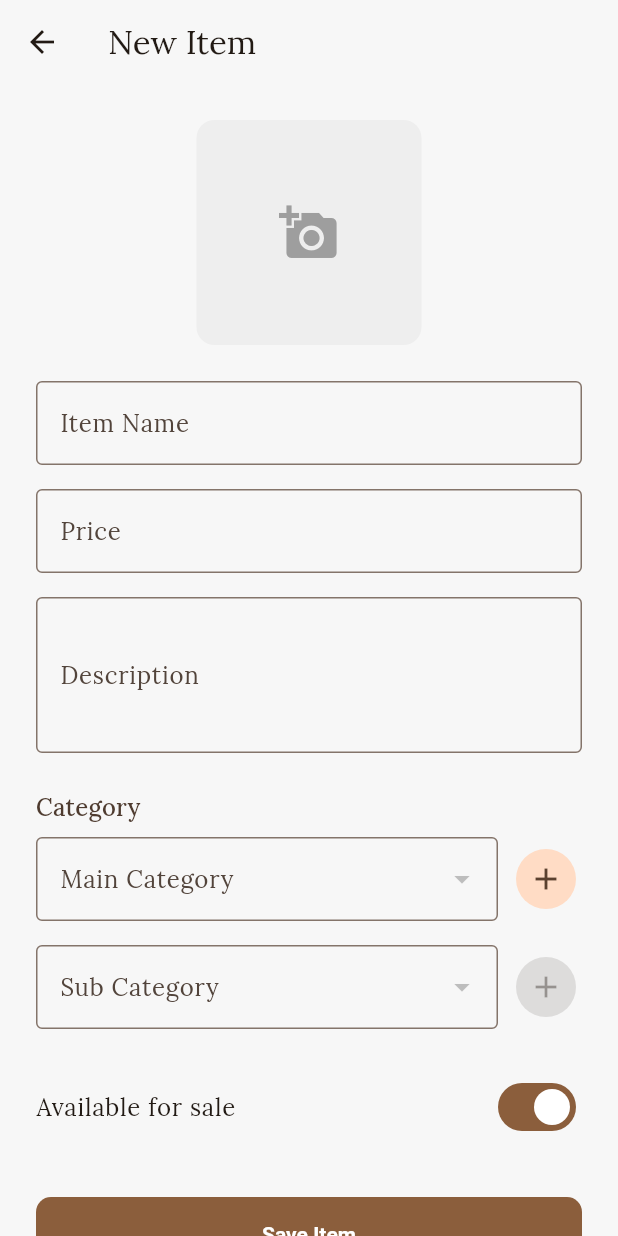
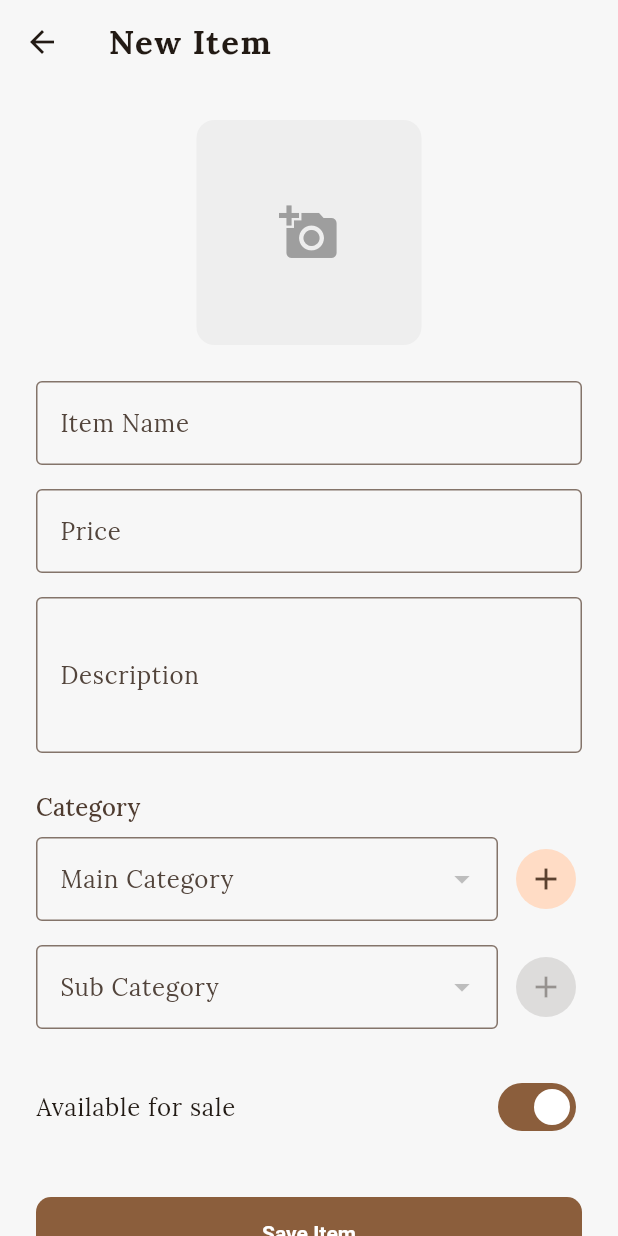
Before and after one commit to urban-cafe/urban_cafe, a Flutter app: the AdminListScreen screen opened by its route, after a tap on "New Item", on a phone screen of 412 x 824 dp. Run offline on Flutter 3.47's test engine with Material 3 defaults, Android fonts, the light colour scheme and no system bars; our stand-ins replace cached_network_image, file_picker, flutter_dotenv, font_awesome_flutter, go_router, google_fonts and 2 more; accounts and stored records are empty.

Commit message:
feat(ui): improve admin interface and navigation flows
- Add loading states and skeleton UI for category manager
- Enhance form validation in login and edit screens
- Improve snackbar duration and error handling
- Update navigation transitions and back button behavior
- Refactor admin item tile with better typography and status indicators
- Add transitions helper for consistent page animations

```diff
--- a/lib/core/utils.dart
+++ b/lib/core/utils.dart
@@ -18,7 +18,7 @@ void showAppSnackBar(BuildContext context, String message, {bool isError = false
       behavior: SnackBarBehavior.floating,
       shape: RoundedRectangleBorder(borderRadius: BorderRadius.circular(12)),
       margin: const EdgeInsets.all(16),
-      duration: const Duration(seconds: 3),
+      duration: const Duration(seconds: 2),
     ),
   );
 }
--- a/lib/main.dart
+++ b/lib/main.dart
@@ -49,7 +49,11 @@ class _UrbanCafeAppState extends State<UrbanCafeApp> {
   Widget build(BuildContext context) {
     final router = GoRouter(
       routes: [
-        GoRoute(path: '/', builder: (context, state) => const MainMenuScreen()),
+        // Keep the main menu alive and avoid rebuilds on back navigation.
+        GoRoute(
+          path: '/',
+          pageBuilder: (context, state) => CustomTransitionPage(key: state.pageKey, child: const MainMenuScreen(), transitionDuration: const Duration(milliseconds: 0), reverseTransitionDuration: const Duration(milliseconds: 0), transitionsBuilder: (context, animation, secondaryAnimation, child) => child, maintainState: true),
+        ),
         GoRoute(
           path: '/menu',
           builder: (context, state) => MenuScreen(initialMainCategory: state.uri.queryParameters['initialMainCategory']),
--- a/lib/presentation/providers/admin_provider.dart
+++ b/lib/presentation/providers/admin_provider.dart
@@ -92,6 +92,7 @@ class AdminProvider extends ChangeNotifier {
       error = e.toString();
       return false;
     } finally {
+      await Future.delayed(const Duration(milliseconds: 800));
       loading = false;
       notifyListeners();
     }
@@ -116,6 +117,7 @@ class AdminProvider extends ChangeNotifier {
       error = e.toString();
       return false;
     } finally {
+      await Future.delayed(const Duration(milliseconds: 800));
       loading = false;
       notifyListeners();
     }
--- a/lib/presentation/screens/admin/edit_screen.dart
+++ b/lib/presentation/screens/admin/edit_screen.dart
@@ -3,6 +3,7 @@ import 'package:file_picker/file_picker.dart';
 import 'package:flutter/material.dart';
 import 'package:provider/provider.dart';
 import 'package:supabase_flutter/supabase_flutter.dart';
+import 'package:urban_cafe/core/utils.dart';
 import 'package:urban_cafe/core/validators.dart'; // Import Global Validators
 import 'package:urban_cafe/data/repositories/menu_repository_impl.dart';
 import 'package:urban_cafe/domain/entities/menu_item.dart';
@@ -124,9 +125,15 @@ class _AdminEditScreenState extends State<AdminEditScreen> {
   @override
   Widget build(BuildContext context) {
     final admin = context.watch<AdminProvider>();
+    final theme = Theme.of(context);
 
     return Scaffold(
-      appBar: AppBar(title: Text(widget.item == null ? 'New Item' : 'Edit Item')),
+      appBar: AppBar(
+        title: Text(
+          widget.item == null ? 'New Item' : 'Edit Item',
+          style: theme.textTheme.titleLarge?.copyWith(fontWeight: FontWeight.bold, letterSpacing: 1.0, color: theme.colorScheme.onSurface),
+        ),
+      ),
       body: SingleChildScrollView(
         padding: const EdgeInsets.all(24),
         child: Center(
@@ -231,17 +238,15 @@ class _AdminEditScreenState extends State<AdminEditScreen> {
                   const SizedBox(height: 32),
                   SizedBox(
                     width: double.infinity,
-                    height: 50,
+                    height: 48, // Standard Material 3 button height
                     child: FilledButton(
                       onPressed: admin.loading
                           ? null
                           : () async {
-                              // 1. TRIGGER VALIDATION
                               if (!_formKey.currentState!.validate()) return;
 
-                              // 2. Validate Category manually (optional but recommended)
                               if (_selectedSubId == null && _selectedMainId == null) {
-                                ScaffoldMessenger.of(context).showSnackBar(const SnackBar(content: Text("Please select a category")));
+                                showAppSnackBar(context, "Please select a category", isError: true);
                                 return;
                               }
 
@@ -254,15 +259,22 @@ class _AdminEditScreenState extends State<AdminEditScreen> {
                                 success = await admin.update(id: widget.item!.id, name: _nameCtrl.text, description: _descCtrl.text, price: price, categoryId: _selectedSubId, isAvailable: _available, imageFile: _imageFile);
                               }
 
-                              if (context.mounted && success) Navigator.pop(context);
+                              if (!context.mounted) return;
+
+                              if (success) {
+                                showAppSnackBar(context, widget.item == null ? "Created Successfully" : "Updated Successfully");
+                                Navigator.pop(context);
+                              }
                             },
-                      child: admin.loading ? const CircularProgressIndicator() : const Text('Save Item'),
+
+                      child: admin.loading ? SizedBox(width: 24, height: 24, child: CircularProgressIndicator(color: theme.colorScheme.onPrimary, strokeWidth: 2.5)) : const Text('Save Item'),
                     ),
                   ),
+
                   if (admin.error != null)
                     Padding(
                       padding: const EdgeInsets.only(top: 16),
-                      child: Text(admin.error!, style: const TextStyle(color: Colors.red)),
+                      child: Text(admin.error!, style: TextStyle(color: theme.colorScheme.error)),
                     ),
                 ],
               ),
--- a/lib/presentation/screens/admin/list_screen.dart
+++ b/lib/presentation/screens/admin/list_screen.dart
@@ -19,23 +19,25 @@ class AdminListScreen extends StatefulWidget {
 class _AdminListScreenState extends State<AdminListScreen> {
   final _searchCtrl = TextEditingController();
   final ScrollController _scrollCtrl = ScrollController();
+  late MenuProvider menuProvider;
 
   @override
   void initState() {
     super.initState();
     WidgetsBinding.instance.addPostFrameCallback((_) {
+      menuProvider = Provider.of<MenuProvider>(context, listen: false);
       final auth = context.read<AuthProvider>();
       if (!auth.isConfigured || !auth.isLoggedIn) {
         context.go('/admin/login');
         return;
       }
 
-      context.read<MenuProvider>().fetchAdminList();
+      menuProvider.fetchAdminList();
     });
 
     _scrollCtrl.addListener(() {
       if (_scrollCtrl.position.pixels >= _scrollCtrl.position.maxScrollExtent - 200) {
-        context.read<MenuProvider>().loadMore();
+        menuProvider.loadMore();
       }
     });
   }
@@ -56,14 +58,28 @@ class _AdminListScreenState extends State<AdminListScreen> {
   // -------------------------------
 
   Future<void> _handleLogout() async {
+    final theme = Theme.of(context);
+    final colorScheme = theme.colorScheme;
+
     final confirm = await showDialog<bool>(
       context: context,
       builder: (ctx) => AlertDialog(
+        // M3: Title uses Headline Small automatically
         title: const Text('Log out'),
+        // M3: Content uses Body Medium automatically
         content: const Text('Are you sure you want to log out?'),
         actions: [
+          // Secondary Action: Standard TextButton
           TextButton(onPressed: () => Navigator.pop(ctx, false), child: const Text('Cancel')),
-          FilledButton(onPressed: () => Navigator.pop(ctx, true), child: const Text('Log out')),
+
+          // Primary Action: TextButton with Error Color (Standard M3 for destructive dialogs)
+          TextButton(
+            style: TextButton.styleFrom(
+              foregroundColor: colorScheme.error, // Red text for "Log out"
+            ),
+            onPressed: () => Navigator.pop(ctx, true),
+            child: const Text('Log out'),
+          ),
         ],
       ),
     );
@@ -97,12 +113,17 @@ class _AdminListScreenState extends State<AdminListScreen> {
             style: theme.textTheme.titleLarge?.copyWith(fontWeight: FontWeight.bold, letterSpacing: 1.0, color: colorScheme.onSurface),
           ),
           actions: [
+            // 1. Updated App Bar Actions
             IconButton(
-              icon: const Icon(Icons.category),
+              icon: const Icon(Icons.category_outlined), // M3 prefers outlined icons
               tooltip: 'Manage Categories',
               onPressed: () => Navigator.push(context, MaterialPageRoute(builder: (_) => const AdminCategoryManagerScreen())),
             ),
-            IconButton(icon: const Icon(Icons.logout), tooltip: 'Log out', onPressed: _handleLogout),
+            IconButton(
+              icon: const Icon(Icons.logout_outlined), // M3 prefers outlined icons
+              tooltip: 'Log out',
+              onPressed: _handleLogout,
+            ),
           ],
         ),
         floatingActionButton: FloatingActionButton.extended(
@@ -123,18 +144,20 @@ class _AdminListScreenState extends State<AdminListScreen> {
               child: Row(
                 children: [
                   Expanded(
-                    child: TextField(
-                      controller: _searchCtrl,
-                      decoration: InputDecoration(
-                        prefixIcon: const Icon(Icons.search),
-                        hintText: 'Search items...',
-                        contentPadding: const EdgeInsets.symmetric(horizontal: 16),
-                        border: OutlineInputBorder(borderRadius: BorderRadius.circular(12)),
-                        filled: true,
-                        fillColor: theme.colorScheme.surfaceContainerHighest.withValues(alpha: 0.3),
+                    child: Container(
+                      height: 48,
+                      decoration: BoxDecoration(
+                        color: colorScheme.surface,
+                        borderRadius: BorderRadius.circular(24),
+                        border: Border.all(color: colorScheme.outlineVariant),
                       ),
-                      // OPTIMIZATION: Use read() to trigger search without rebuilding this widget
-                      onChanged: (v) => context.read<MenuProvider>().setSearch(v),
+                      child: TextField(
+                        controller: _searchCtrl,
+                        textAlignVertical: TextAlignVertical.center,
+                        decoration: const InputDecoration(prefixIcon: Icon(Icons.search), hintText: 'Search', border: InputBorder.none, contentPadding: EdgeInsets.symmetric(horizontal: 16), isDense: true),
+                        onChanged: (v) => menuProvider.setSearch(v),
+                        onSubmitted: (v) => FocusScope.of(context).unfocus(),
+                      ),
                     ),
                   ),
                 ],
--- a/lib/presentation/screens/main_menu_screen.dart
+++ b/lib/presentation/screens/main_menu_screen.dart
@@ -67,7 +67,7 @@ class MainMenuScreen extends StatelessWidget {
                             height: 220,
                             fit: BoxFit.contain,
                             color: isDark ? colorScheme.onSecondaryContainer : null,
-                            errorBuilder: (_, __, ___) => Icon(Icons.local_cafe, size: 100, color: colorScheme.primary),
+                            errorBuilder: (_, _, _) => Icon(Icons.local_cafe, size: 100, color: colorScheme.primary),
                           ),
                         ),
 
--- a/lib/presentation/widgets/social_link_button.dart
+++ b/lib/presentation/widgets/social_link_button.dart
@@ -16,7 +16,7 @@ class SocialLinkButton extends StatelessWidget {
       onPressed: () async {
         final uri = Uri.parse(url);
         if (await canLaunchUrl(uri)) {
-          await launchUrl(uri, mode: LaunchMode.externalNonBrowserApplication);
+          await launchUrl(uri, mode: LaunchMode.platformDefault);
         }
       },
       icon: FaIcon(icon, size: 22),
```
Also changed, not shown: lib/core/transitions.dart (added, +25 -0 lines), lib/presentation/screens/admin/category_manager_screen.dart (+37 -16 lines), lib/presentation/screens/admin/login_screen.dart (+19 -7 lines), lib/presentation/screens/menu_detail_screen.dart (+9 -4 lines), lib/presentation/screens/menu_screen.dart (+6 -2 lines), lib/presentation/widgets/admin_item_tile.dart (+32 -3 lines).
